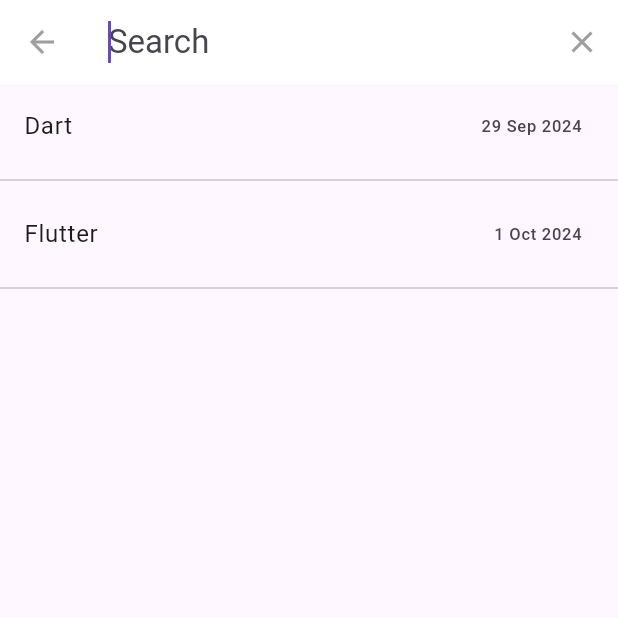
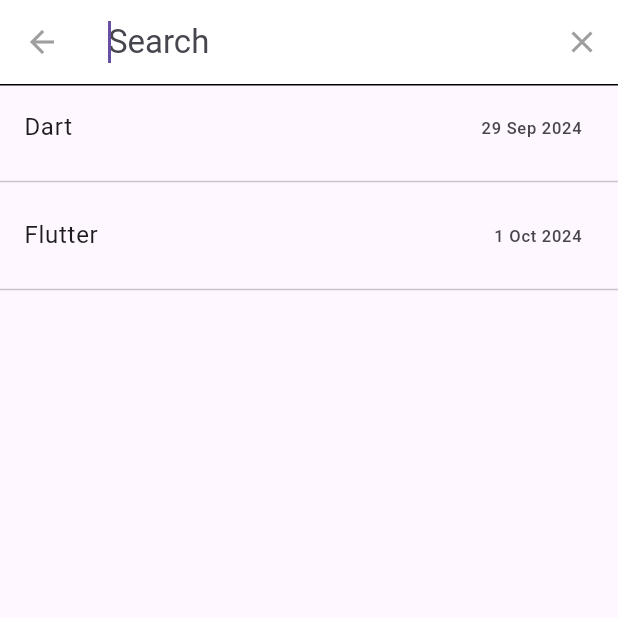
Before and after one commit to Yadija/flutter_notes_app, a Flutter app: the screen it shows after launch, after a tap on the "search" icon, on a phone screen of 412 x 824 dp, the top half of it. Run offline on Flutter 3.47's test engine with Material 3 defaults, Android fonts, the phone set to English and light mode, and no system bars.

Commit message:
⚒️build: styling home and search

```diff
--- a/lib/screens/home.dart
+++ b/lib/screens/home.dart
@@ -41,6 +41,7 @@ class _HomePageState extends State<HomePage> {
     return Scaffold(
       appBar: AppBar(
         title: const Text('Notes App'),
+        backgroundColor: const Color(0xFFFAFAFA),
         actions: [
           IconButton(
             icon: const Icon(Icons.search),
@@ -53,7 +54,11 @@ class _HomePageState extends State<HomePage> {
           ),
         ],
       ),
-      body: NotesList(
+      body: Column(
+        children: [
+          const Divider(height: 1, color: Colors.black),
+          Expanded(
+            child: NotesList(
               notes: notes,
               onTap: (note) {
                 Navigator.push(
@@ -62,6 +67,9 @@ class _HomePageState extends State<HomePage> {
                 );
               },
               onDelete: _deleteNote,
+            ),
+          )
+        ],
       ),
       floatingActionButton: FloatingActionButton(
         onPressed: () {
--- a/lib/screens/search.dart
+++ b/lib/screens/search.dart
@@ -51,6 +51,7 @@ class NoteSearchDelegate extends SearchDelegate<String> {
   Widget _buildNoteList(List<Note> filteredNotes, BuildContext context) {
     return Column(
       children: [
+        const Divider(height: 1, color: Colors.black),
         if (filteredNotes.isEmpty)
           const Center(child: Text('No notes found.')),
         Expanded(
```
Lines whose indentation alone changed are shown as unchanged.
